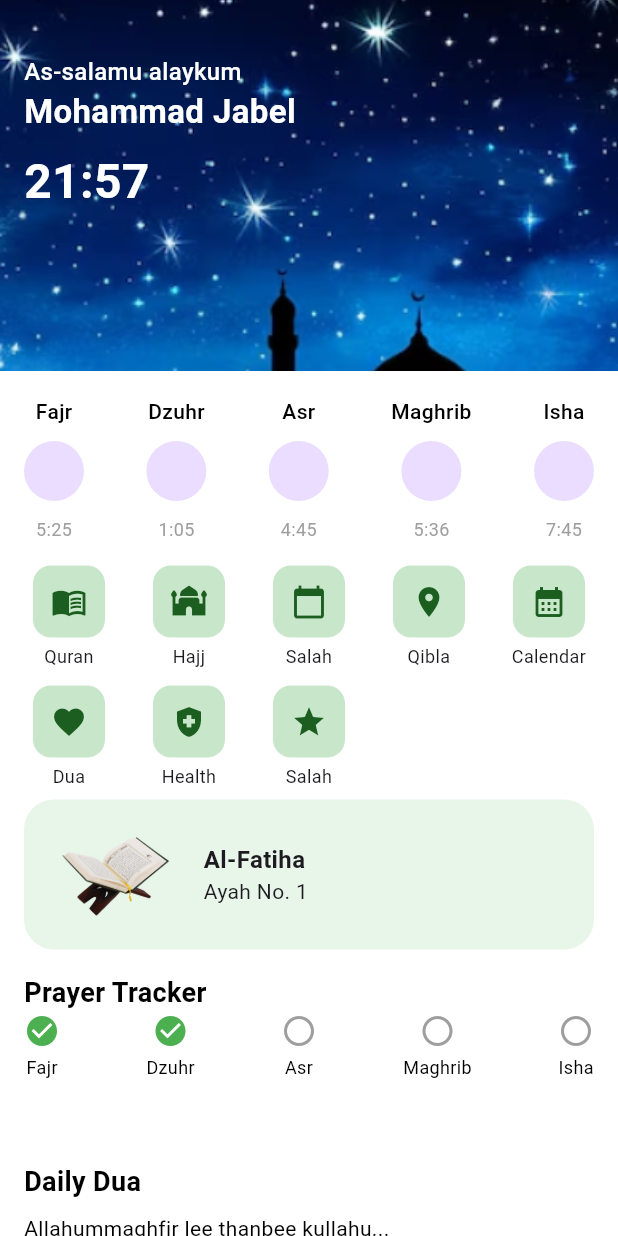
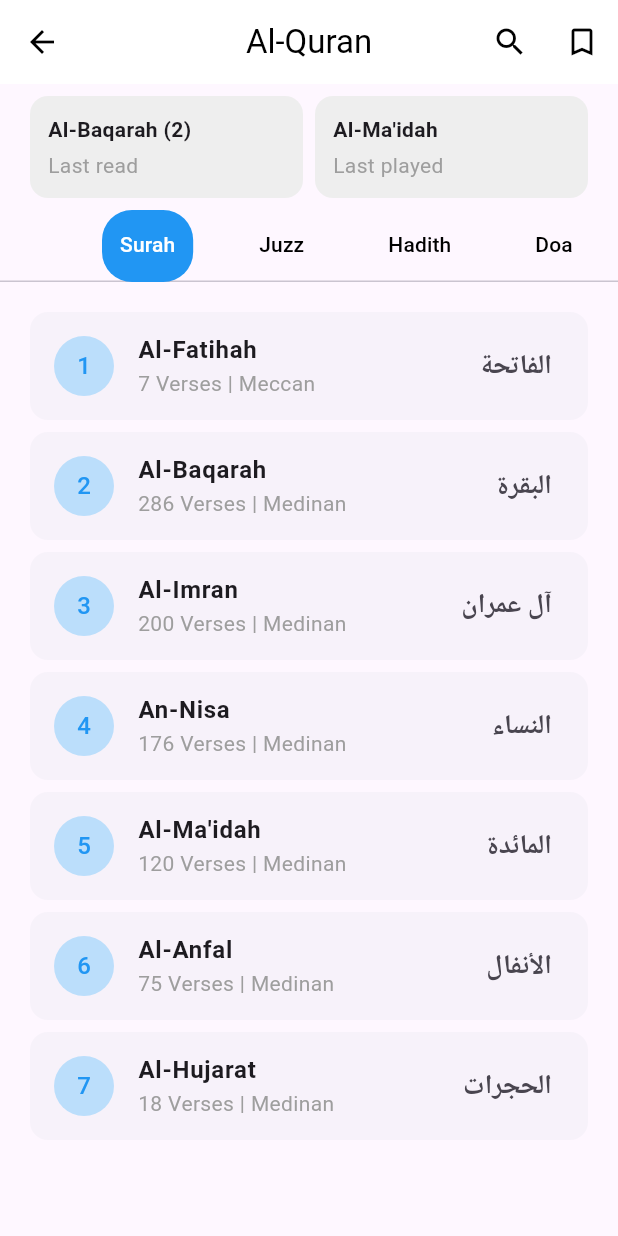
Before and after one commit to mahabubulhasibshawon/Islamic_App_Ui, a Flutter app: the screen it shows after launch, on a phone screen of 412 x 824 dp. Run offline on Flutter 3.47's test engine with Material 3 defaults, Android fonts, the phone set to English and light mode, and no system bars.

Commit message:
quran screen

```diff
--- a/lib/main.dart
+++ b/lib/main.dart
@@ -1,5 +1,6 @@
 import 'package:flutter/material.dart';
 import 'package:islamic_app_ui/screens/prayer_screen.dart';
+import 'package:islamic_app_ui/screens/quran_screen.dart';
 
 void main() {
   runApp(MyApp());
@@ -8,6 +9,9 @@ void main() {
 class MyApp extends StatelessWidget {
   @override
   Widget build(BuildContext context) {
-    return MaterialApp(debugShowCheckedModeBanner: false, home: PrayerScreen());
+    return MaterialApp(
+        debugShowCheckedModeBanner: false,
+        home: QuranScreen()
+    );
   }
 }
--- /dev/null
+++ b/lib/screens/quran_screen.dart
@@ -0,0 +1,171 @@
+import 'package:flutter/material.dart';
+
+class QuranScreen extends StatefulWidget {
+  @override
+  _QuranScreenState createState() => _QuranScreenState();
+}
+
+class _QuranScreenState extends State<QuranScreen> with SingleTickerProviderStateMixin {
+  late TabController _tabController;
+
+  @override
+  void initState() {
+    super.initState();
+    _tabController = TabController(length: 5, vsync: this);
+  }
+
+  @override
+  Widget build(BuildContext context) {
+    return Scaffold(
+      appBar: AppBar(
+        backgroundColor: Colors.white,
+        elevation: 0,
+        leading: IconButton(
+          icon: Icon(Icons.arrow_back, color: Colors.black),
+          onPressed: () {},
+        ),
+        title: Text(
+          'Al-Quran',
+          style: TextStyle(color: Colors.black),
+        ),
+        centerTitle: true,
+        actions: [
+          IconButton(
+            icon: Icon(Icons.search, color: Colors.black),
+            onPressed: () {},
+          ),
+          IconButton(
+            icon: Icon(Icons.bookmark_border, color: Colors.black),
+            onPressed: () {},
+          ),
+        ],
+      ),
+      body: Column(
+        children: [
+          Padding(
+            padding: const EdgeInsets.symmetric(horizontal: 16.0, vertical: 8.0),
+            child: Row(
+              mainAxisAlignment: MainAxisAlignment.spaceBetween,
+              children: [
+                _lastReadCard('Al-Baqarah (2)', 'Last read'),
+                _lastReadCard('Al-Ma\'idah', 'Last played'),
+              ],
+            ),
+          ),
+          TabBar(
+            controller: _tabController,
+            isScrollable: true,
+            labelColor: Colors.white,
+            unselectedLabelColor: Colors.black,
+            indicator: BoxDecoration(
+              color: Colors.blue,
+              borderRadius: BorderRadius.circular(20),
+            ),
+            tabs: [
+              _tabItem('Surah'),
+              _tabItem('Juzz'),
+              _tabItem('Hadith'),
+              _tabItem('Doa'),
+              _tabItem('Page'),
+            ],
+          ),
+          Expanded(
+            child: ListView.builder(
+              padding: EdgeInsets.all(16),
+              itemCount: surahList.length,
+              itemBuilder: (context, index) {
+                final surah = surahList[index];
+                return _surahItem(surah['number'], surah['name'], surah['details'], surah['arabic']);
+              },
+            ),
+          ),
+        ],
+      ),
+    );
+  }
+
+  Widget _lastReadCard(String title, String subtitle) {
+    return Expanded(
+      child: Container(
+        padding: EdgeInsets.all(12),
+        margin: EdgeInsets.symmetric(horizontal: 4),
+        decoration: BoxDecoration(
+          color: Colors.grey[200],
+          borderRadius: BorderRadius.circular(12),
+        ),
+        child: Column(
+          crossAxisAlignment: CrossAxisAlignment.start,
+          children: [
+            Text(
+              title,
+              style: TextStyle(fontWeight: FontWeight.bold),
+            ),
+            SizedBox(height: 4),
+            Text(
+              subtitle,
+              style: TextStyle(color: Colors.grey),
+            ),
+          ],
+        ),
+      ),
+    );
+  }
+
+  Widget _tabItem(String title) {
+    return Tab(
+      child: Padding(
+        padding: const EdgeInsets.symmetric(horizontal: 12.0),
+        child: Text(title),
+      ),
+    );
+  }
+
+  Widget _surahItem(int number, String name, String details, String arabic) {
+    return Card(
+      elevation: 0,
+      shape: RoundedRectangleBorder(borderRadius: BorderRadius.circular(12)),
+      child: ListTile(
+        leading: CircleAvatar(
+          backgroundColor: Colors.blue[100],
+          child: Text(number.toString(), style: TextStyle(color: Colors.blue)),
+        ),
+        title: Text(name, style: TextStyle(fontWeight: FontWeight.bold)),
+        subtitle: Text(details, style: TextStyle(color: Colors.grey)),
+        trailing: Text(
+          arabic,
+          style: TextStyle(fontSize: 18, fontWeight: FontWeight.bold),
+        ),
+      ),
+    );
+  }
+}
+
+  Widget _buildTafsirContent(String title, String content) {
+    return SingleChildScrollView(
+      padding: EdgeInsets.all(10),
+      child: Column(
+        crossAxisAlignment: CrossAxisAlignment.start,
+        children: [
+          Text(title, style: TextStyle(fontSize: 18, fontWeight: FontWeight.bold)),
+          SizedBox(height: 10),
+          Text(
+            "وَمَا أَنْزَلْنَا عَلَيْكَ الْكِتَابَ إِلَّا لِتُبَيِّنَ لَهُمُ الَّذِي اخْتَلَفُوا فِيهِ",
+            style: TextStyle(fontSize: 18, fontWeight: FontWeight.bold, fontFamily: "QuranFont"),
+            textAlign: TextAlign.right,
+          ),
+          SizedBox(height: 10),
+          Text(content, style: TextStyle(fontSize: 16)),
+        ],
+      ),
+    );
+  }
+
+  List<Map<String, dynamic>> surahList = [
+  {'number': 1, 'name': 'Al-Fatihah', 'details': '7 Verses | Meccan', 'arabic': 'الفاتحة'},
+  {'number': 2, 'name': 'Al-Baqarah', 'details': '286 Verses | Medinan', 'arabic': 'البقرة'},
+  {'number': 3, 'name': 'Al-Imran', 'details': '200 Verses | Medinan', 'arabic': 'آل عمران'},
+  {'number': 4, 'name': 'An-Nisa', 'details': '176 Verses | Medinan', 'arabic': 'النساء'},
+  {'number': 5, 'name': 'Al-Ma\'idah', 'details': '120 Verses | Medinan', 'arabic': 'المائدة'},
+  {'number': 6, 'name': 'Al-Anfal', 'details': '75 Verses | Medinan', 'arabic': 'الأنفال'},
+  {'number': 7, 'name': 'Al-Hujarat', 'details': '18 Verses | Medinan', 'arabic': 'الحجرات'},
+];
```
Also changed, not shown: 1 other file.
